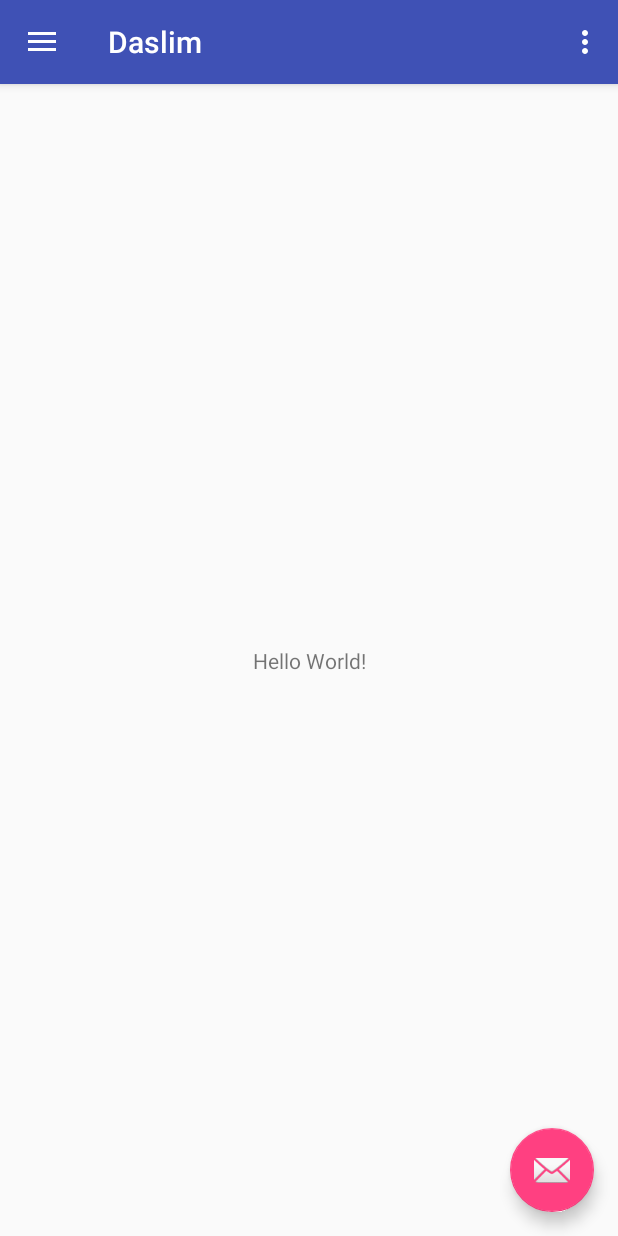
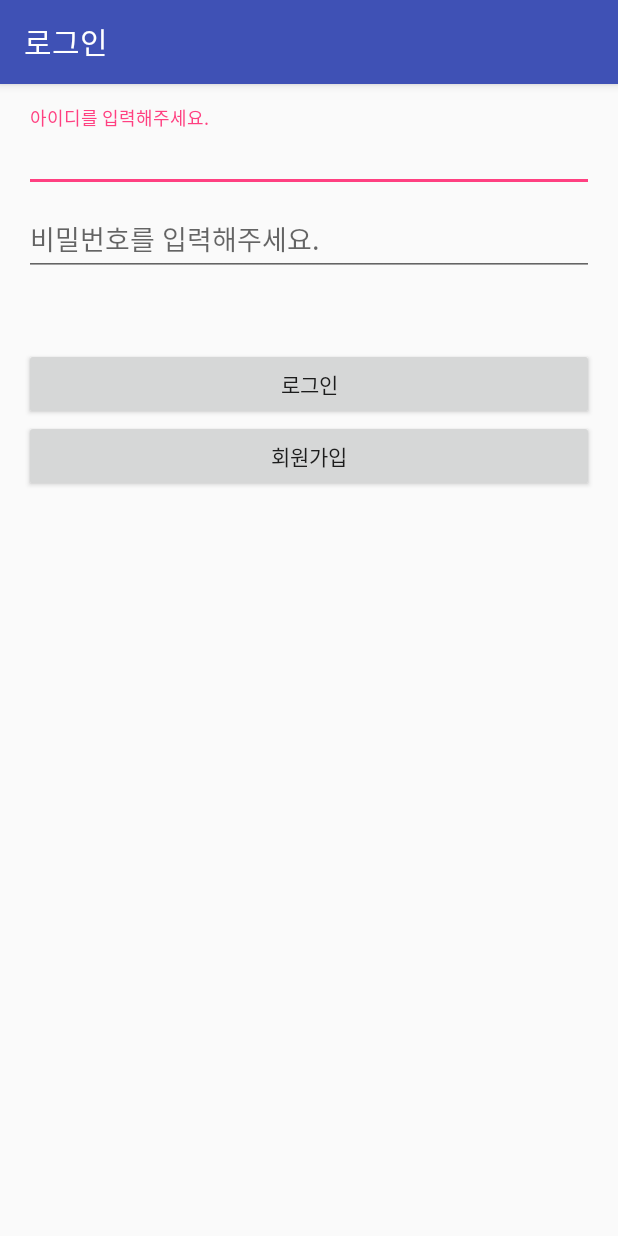
Before and after one commit to karrel84/Daslim, an Android app: the screen it shows after launch (MainActivity before the commit, LoginActivity after it), on a phone screen of 412 x 824 dp. Run offline under Robolectric (Android 15) with nearby library versions, the phone set to English and light mode, and no system bars; our stand-ins replace data binding; libraries missing offline, so code that uses them is left out: com.karrel.mylibrary; 1 statement that could not run was skipped.

Commit message:
로그인 & 회원가입

```diff
--- a/app/build.gradle
+++ b/app/build.gradle
@@ -1,11 +1,12 @@
 apply plugin: 'com.android.application'
+apply plugin: 'com.google.gms.google-services'
 
 android {
     compileSdkVersion 26
     buildToolsVersion "25.0.3"
     defaultConfig {
         applicationId "kr.or.fowi.daslim.daslim"
-        minSdkVersion 14
+        minSdkVersion 15
         targetSdkVersion 26
         versionCode 1
         versionName "1.0"
@@ -31,5 +32,6 @@ dependencies {
     compile 'com.android.support:appcompat-v7:26.+'
     compile 'com.android.support:design:26.+'
     compile 'com.android.support.constraint:constraint-layout:1.0.2'
+    compile 'com.github.karrel84:RellLog:1.0.5'
     testCompile 'junit:junit:4.12'
 }
--- /dev/null
+++ b/app/src/main/java/kr/or/fowi/daslim/daslim/base/BaseActivity.java
@@ -0,0 +1,91 @@
+package kr.or.fowi.daslim.daslim.base;
+
+import android.content.pm.ActivityInfo;
+import android.os.Bundle;
+import android.support.annotation.Nullable;
+import android.support.v7.app.AppCompatActivity;
+
+/**
+ * Created by 이주영 on 2017-01-17.
+ */
+
+public class BaseActivity extends AppCompatActivity {
+    private int orientation = ActivityInfo.SCREEN_ORIENTATION_PORTRAIT;
+
+    @Override
+    protected void onCreate(@Nullable Bundle savedInstanceState) {
+        setRequestedOrientation(orientation);
+        super.onCreate(savedInstanceState);
+    }
+
+    @Override
+    public void onPostCreate(Bundle savedInstanceState) {
+        super.onPostCreate(savedInstanceState);
+
+        parseExtra();
+        loadOnce();
+        reload();
+        updateUI();
+    }
+
+    /**
+     * Intent로 받은 데이터 파싱
+     */
+    final public void parseExtra() {
+        try {
+            onParseExtra();
+        } catch (Exception e) {
+        }
+    }
+
+    final public void loadOnce() {
+        onLoadOnce();
+    }
+
+    final public void reload() {
+        onReload();
+    }
+
+    final public void clear() {
+        try {
+            onClear();
+        } catch (Exception e) {
+            e.printStackTrace();
+        }
+    }
+
+    final public void load() {
+        try {
+            onLoad();
+        } catch (Exception e) {
+            e.printStackTrace();
+        }
+    }
+
+    final public void updateUI() {
+        try {
+            onUpdateUI();
+        } catch (Exception e) {
+        }
+    }
+
+    protected void onParseExtra() {
+    }
+
+    protected void onLoadOnce() {
+    }
+
+    protected void onReload() {
+        clear();
+        load();
+    }
+
+    protected void onClear() {
+    }
+
+    protected void onLoad() {
+    }
+
+    protected void onUpdateUI() {
+    }
+}
--- /dev/null
+++ b/app/src/main/java/kr/or/fowi/daslim/daslim/etc/LoginManager.java
@@ -0,0 +1,30 @@
+package kr.or.fowi.daslim.daslim.etc;
+
+/**
+ * Created by Rell on 2017. 10. 2..
+ */
+
+public class LoginManager {
+    private static LoginManager manager;
+    private boolean isLogined;
+
+    public LoginManager() {
+        this.isLogined = false;
+    }
+
+    public static LoginManager getInstance() {
+        if (manager == null) {
+            manager = new LoginManager();
+        }
+        return manager;
+    }
+
+    public boolean login(String id, String pw) {
+
+        return true;
+    }
+
+    public boolean isLogined() {
+        return isLogined;
+    }
+}
--- /dev/null
+++ b/app/src/main/java/kr/or/fowi/daslim/daslim/presenter/LoginPresenter.java
@@ -0,0 +1,19 @@
+package kr.or.fowi.daslim.daslim.presenter;
+
+/**
+ * Created by Rell on 2017. 10. 2..
+ */
+
+public interface LoginPresenter {
+
+    void join();
+
+    void login(String id, String pw);
+
+    interface View {
+
+        void finish();
+
+        void startJoinActivity();
+    }
+}
--- /dev/null
+++ b/app/src/main/java/kr/or/fowi/daslim/daslim/presenter/LoginPresenterImpl.java
@@ -0,0 +1,35 @@
+package kr.or.fowi.daslim.daslim.presenter;
+
+import kr.or.fowi.daslim.daslim.etc.LoginManager;
+
+/**
+ * Created by Rell on 2017. 10. 2..
+ */
+
+public class LoginPresenterImpl implements LoginPresenter {
+    private LoginPresenter.View view;
+    private LoginManager loginManager;
+
+    public LoginPresenterImpl(View view) {
+        this.view = view;
+        loginManager = LoginManager.getInstance();
+    }
+
+    @Override
+    public void join() {
+        view.startJoinActivity();
+    }
+
+    @Override
+    public void login(String id, String pw) {
+        // TODO: 2017. 10. 2. 유효성체크
+
+        // 2017. 10. 2. 로그인
+        if (loginManager.login(id, pw)) {
+            view.finish();
+        } else {
+            // TODO: 2017. 10. 2. 로그인실패
+        }
+
+    }
+}
--- a/app/src/main/java/kr/or/fowi/daslim/daslim/presenter/MainPresenter.java
+++ b/app/src/main/java/kr/or/fowi/daslim/daslim/presenter/MainPresenter.java
@@ -5,7 +5,10 @@ package kr.or.fowi.daslim.daslim.presenter;
  */
 
 public interface MainPresenter {
+    void checkLogined();
+
     interface View {
 
+        void startLogin();
     }
 }
--- a/app/src/main/java/kr/or/fowi/daslim/daslim/presenter/MainPresenterImpl.java
+++ b/app/src/main/java/kr/or/fowi/daslim/daslim/presenter/MainPresenterImpl.java
@@ -1,4 +1,8 @@
 package kr.or.fowi.daslim.daslim.presenter;
+
+import com.karrel.mylibrary.RLog;
+
+import kr.or.fowi.daslim.daslim.etc.LoginManager;
 
 /**
  * Created by kimmihye on 2017. 10. 1..
@@ -6,8 +10,20 @@ package kr.or.fowi.daslim.daslim.presenter;
 
 public class MainPresenterImpl implements MainPresenter {
     private MainPresenter.View view;
+    private LoginManager loginManager;
 
     public MainPresenterImpl(MainPresenter.View view) {
         this.view = view;
+        loginManager = LoginManager.getInstance();
+
+    }
+
+    @Override
+    public void checkLogined() {
+        // TODO: 2017. 10. 2. 로그인이 되어있는지 체크
+        RLog.d("checkLogined");
+        if (!loginManager.isLogined()) {
+            view.startLogin();
+        }
     }
 }
--- /dev/null
+++ b/app/src/main/java/kr/or/fowi/daslim/daslim/view/LoginActivity.java
@@ -0,0 +1,54 @@
+package kr.or.fowi.daslim.daslim.view;
+
+import android.content.Intent;
+import android.databinding.DataBindingUtil;
+import android.os.Bundle;
+import android.view.View;
+
+import kr.or.fowi.daslim.daslim.R;
+import kr.or.fowi.daslim.daslim.base.BaseActivity;
+import kr.or.fowi.daslim.daslim.databinding.ActivityLoginBinding;
+import kr.or.fowi.daslim.daslim.presenter.LoginPresenter;
+import kr.or.fowi.daslim.daslim.presenter.LoginPresenterImpl;
+
+/**
+ * A login screen that offers login via email/password.
+ */
+public class LoginActivity extends BaseActivity implements LoginPresenter.View {
+
+    private ActivityLoginBinding binding;
+    private LoginPresenter presenter;
+
+    @Override
+    protected void onCreate(Bundle savedInstanceState) {
+        super.onCreate(savedInstanceState);
+        binding = DataBindingUtil.setContentView(this, R.layout.activity_login);
+        presenter = new LoginPresenterImpl(this);
+    }
+
+    @Override
+    protected void onLoadOnce() {
+        super.onLoadOnce();
+        // login
+        binding.login.setOnClickListener(new View.OnClickListener() {
+            @Override
+            public void onClick(View view) {
+                final String id = binding.loginIdText.getText().toString();
+                final String pw = binding.loginPwText.getText().toString();
+                presenter.login(id, pw);
+            }
+        });
+        // clicked join
+        binding.join.setOnClickListener(new View.OnClickListener() {
+            @Override
+            public void onClick(View view) {
+                presenter.join();
+            }
+        });
+    }
+
+    @Override
+    public void startJoinActivity() {
+        startActivity(new Intent(this, JoinActivity.class));
+    }
+}
--- a/app/src/main/java/kr/or/fowi/daslim/daslim/view/MainActivity.java
+++ b/app/src/main/java/kr/or/fowi/daslim/daslim/view/MainActivity.java
@@ -1,26 +1,25 @@
 package kr.or.fowi.daslim.daslim.view;
 
+import android.content.Intent;
 import android.databinding.DataBindingUtil;
 import android.os.Bundle;
 import android.support.annotation.NonNull;
-import android.support.design.widget.FloatingActionButton;
 import android.support.design.widget.Snackbar;
 import android.view.View;
 import android.support.design.widget.NavigationView;
 import android.support.v4.view.GravityCompat;
 import android.support.v4.widget.DrawerLayout;
 import android.support.v7.app.ActionBarDrawerToggle;
-import android.support.v7.app.AppCompatActivity;
-import android.support.v7.widget.Toolbar;
 import android.view.Menu;
 import android.view.MenuItem;
 
 import kr.or.fowi.daslim.daslim.R;
+import kr.or.fowi.daslim.daslim.base.BaseActivity;
 import kr.or.fowi.daslim.daslim.databinding.ActivityMainBinding;
 import kr.or.fowi.daslim.daslim.presenter.MainPresenter;
 import kr.or.fowi.daslim.daslim.presenter.MainPresenterImpl;
 
-public class MainActivity extends AppCompatActivity implements MainPresenter.View {
+public class MainActivity extends BaseActivity implements MainPresenter.View {
 
     private ActivityMainBinding binding;
     private MainPresenter presenter;
@@ -31,10 +30,22 @@ public class MainActivity extends AppCompatActivity implements MainPresenter.Vie
         binding = DataBindingUtil.setContentView(this, R.layout.activity_main);
         presenter = new MainPresenterImpl(this);
 
+    }
+
+    @Override
+    protected void onLoadOnce() {
+        super.onLoadOnce();
+
         setupToolbar();
         setupFab();
         setupDrawerLayout();
         setupNavigationView();
+    }
+
+    @Override
+    protected void onLoad() {
+        super.onLoad();
+        presenter.checkLogined();
     }
 
     private void setupNavigationView() {
@@ -118,4 +129,10 @@ public class MainActivity extends AppCompatActivity implements MainPresenter.Vie
 
         return super.onOptionsItemSelected(item);
     }
+
+    @Override
+    public void startLogin() {
+        Intent intent = new Intent(this, LoginActivity.class);
+        startActivity(intent);
+    }
 }
--- /dev/null
+++ b/app/src/main/res/layout/activity_login.xml
@@ -0,0 +1,62 @@
+<layout xmlns:android="http://schemas.android.com/apk/res/android"
+    xmlns:app="http://schemas.android.com/apk/res-auto">
+
+    <android.support.constraint.ConstraintLayout
+        android:layout_width="match_parent"
+        android:layout_height="match_parent"
+        android:padding="16dp">
+
+        <android.support.design.widget.TextInputLayout
+            android:id="@+id/loginIdLayout"
+            android:layout_width="0dp"
+            android:layout_height="wrap_content"
+            android:hint="아이디를 입력해주세요."
+            app:layout_constraintLeft_toLeftOf="parent"
+            app:layout_constraintRight_toRightOf="parent"
+            app:layout_constraintTop_toTopOf="parent">
+
+            <android.support.design.widget.TextInputEditText
+                android:id="@+id/loginIdText"
+                android:layout_width="match_parent"
+                android:layout_height="match_parent" />
+
+        </android.support.design.widget.TextInputLayout>
+
+        <android.support.design.widget.TextInputLayout
+            android:id="@+id/loginPasswordLayout"
+            android:layout_width="0dp"
+            android:layout_height="wrap_content"
+            android:hint="비밀번호를 입력해주세요."
+            app:layout_constraintLeft_toLeftOf="parent"
+            app:layout_constraintRight_toRightOf="parent"
+            app:layout_constraintTop_toBottomOf="@+id/loginIdLayout">
+
+            <android.support.design.widget.TextInputEditText
+                android:id="@+id/loginPwText"
+                android:layout_width="match_parent"
+                android:layout_height="match_parent" />
+
+        </android.support.design.widget.TextInputLayout>
+
+        <Button
+            android:id="@+id/login"
+            android:layout_width="0dp"
+            android:layout_height="wrap_content"
+            android:layout_marginTop="48dp"
+            android:text="로그인"
+            app:layout_constraintLeft_toLeftOf="parent"
+            app:layout_constraintRight_toRightOf="parent"
+            app:layout_constraintTop_toBottomOf="@+id/loginPasswordLayout" />
+
+        <Button
+            android:id="@+id/join"
+            android:layout_width="0dp"
+            android:layout_height="wrap_content"
+            android:text="회원가입"
+            app:layout_constraintLeft_toLeftOf="parent"
+            app:layout_constraintRight_toRightOf="parent"
+            app:layout_constraintTop_toBottomOf="@+id/login" />
+    </android.support.constraint.ConstraintLayout>
+
+
+</layout>
--- a/build.gradle
+++ b/build.gradle
@@ -5,7 +5,8 @@ buildscript {
         jcenter()
     }
     dependencies {
-        classpath 'com.android.tools.build:gradle:2.3.1'
+        classpath 'com.android.tools.build:gradle:2.3.3'
+        classpath 'com.google.gms:google-services:3.1.0'
 
         // NOTE: Do not place your application dependencies here; they belong
         // in the individual module build.gradle files
@@ -15,6 +16,7 @@ buildscript {
 allprojects {
     repositories {
         jcenter()
+        maven { url 'https://jitpack.io' }
     }
 }
 
```
Also changed, not shown: app/src/main/AndroidManifest.xml (+12 -0 lines), app/src/main/java/kr/or/fowi/daslim/daslim/base/BaseApplication.java (added, +23 -0 lines), app/src/main/java/kr/or/fowi/daslim/daslim/model/UserInfo.java (added, +11 -0 lines), app/src/main/java/kr/or/fowi/daslim/daslim/presenter/JoinPresenter.java (added, +11 -0 lines), app/src/main/java/kr/or/fowi/daslim/daslim/presenter/JoinPresenterImpl.java (added, +13 -0 lines), app/src/main/java/kr/or/fowi/daslim/daslim/view/JoinActivity.java (added, +23 -0 lines), app/src/main/res/layout/activity_join.xml (added, +85 -0 lines), app/src/main/res/values/strings.xml (+14 -0 lines), 1 other file.
